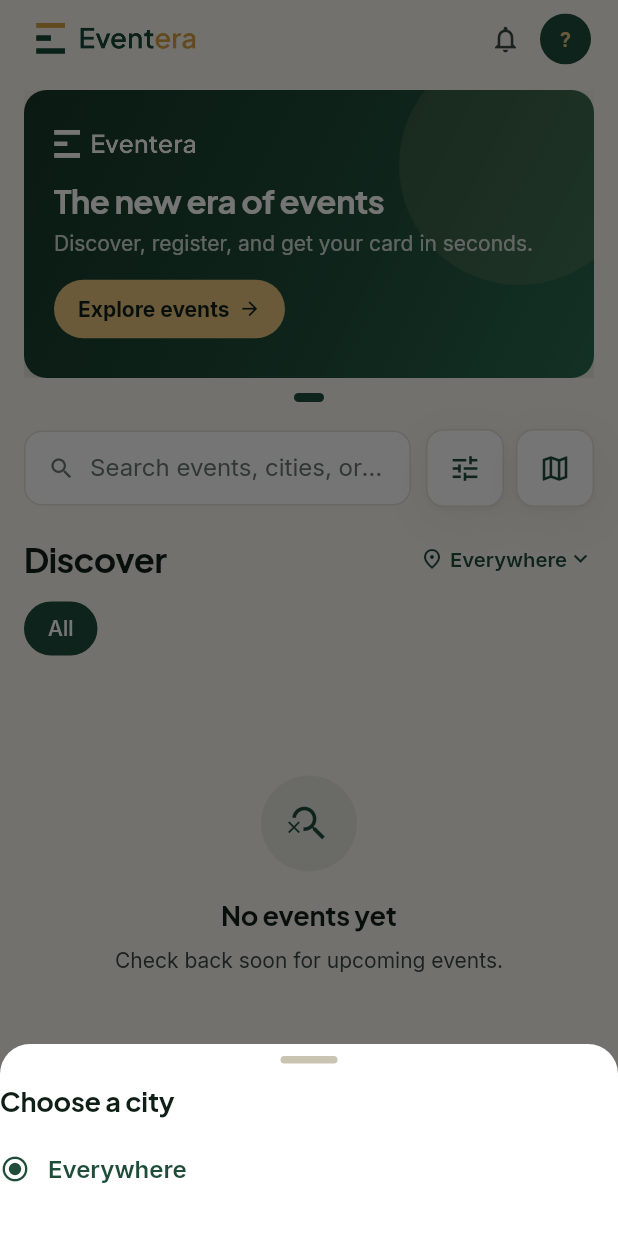
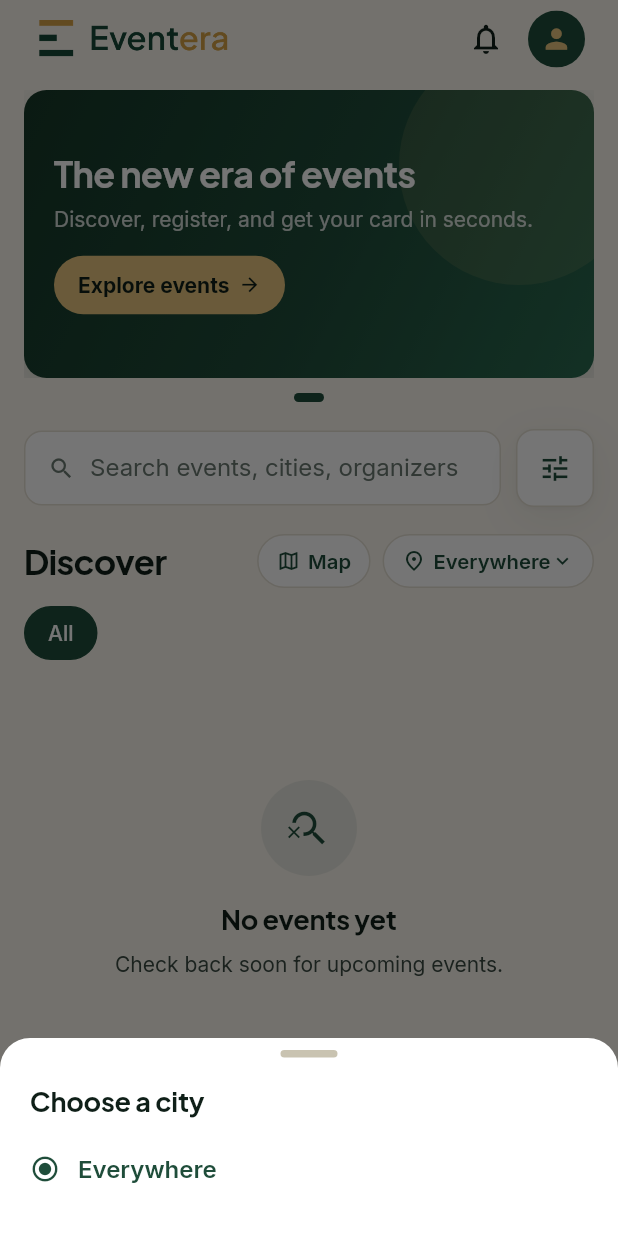
Before and after one commit to haldoorgfx/Cardly, a Flutter app: the screen it shows after launch, after a tap on "Everywhere", on a phone screen of 412 x 824 dp. Run offline on Flutter 3.47's test engine with Material 3 defaults, Android fonts, the phone set to English and light mode, and no system bars; our stand-ins replace app_links, cached_network_image, flutter_map, geolocator, google_fonts, image_picker and 4 more; accounts and stored records are empty.

Commit message:
Responsive fixes: app bar, sheets, Discover, map, ticket + polish

```diff
--- a/eventera_mobile/lib/attendee/discovery/discover_screen.dart
+++ b/eventera_mobile/lib/attendee/discovery/discover_screen.dart
@@ -105,10 +105,13 @@
   Future<void> _fetch({required bool reset}) async {
     if (reset) {
       setState(() {
-        _loading = true;
         _error = null;
         _page = 0;
         _hasMore = true;
+        // Only show the full skeleton on the very first load. During search /
+        // filter changes we keep the current list (and the mounted search
+        // field) so the keyboard never closes mid-typing.
+        if (_events.isEmpty) _loading = true;
       });
     } else {
       setState(() => _loadingMore = true);
@@ -397,22 +400,20 @@
       appBar: MAppBar(
         showBack: false,
         leading: const Padding(
-          padding: EdgeInsets.only(left: 16),
+          padding: EdgeInsets.only(left: 18),
           child: Center(child: _BrandWordmark()),
         ),
         actions: [
-          AppBarAction(Icons.notifications_none, onTap: _openNotifications),
-          const SizedBox(width: 2),
-          Padding(
-            padding: const EdgeInsets.only(right: 10, left: 2),
-            child: GestureDetector(
-              onTap: () => mainTab.value = 3, // → Account tab
-              child: Avatar(
-                name: isSignedIn ? (currentUserEmail ?? 'You') : null,
-                size: 34,
-              ),
+          _HeaderIcon(icon: Icons.notifications_none, onTap: _openNotifications),
+          const SizedBox(width: 6),
+          GestureDetector(
+            onTap: () => mainTab.value = 3, // → Account tab
+            child: Avatar(
+              name: isSignedIn ? (currentUserEmail ?? 'You') : null,
+              size: 38,
             ),
           ),
+          const SizedBox(width: 14),
         ],
       ),
       body: _loading
@@ -472,7 +473,8 @@
         ),
         const SizedBox(height: 18),
 
-        // Search + filter + map
+        // Search — dominant. A single filter button sits beside it; the map
+        // lives in the section header below so the search box keeps its room.
         Row(
           children: [
             Expanded(
@@ -481,6 +483,7 @@
                 icon: Icons.search,
                 hint: 'Search events, cities, organizers',
                 onChanged: _onSearchChanged,
+                onSubmitted: (_) => _fetch(reset: true),
               ),
             ),
             const SizedBox(width: 10),
@@ -489,32 +492,23 @@
               badge: _activeFilters,
               onTap: _openFilters,
             ),
-            const SizedBox(width: 8),
-            _SquareAction(icon: Icons.map_outlined, onTap: _openMap),
           ],
         ),
         const SizedBox(height: 18),
 
-        // Discover heading + city selector
+        // Discover heading + map + city selector (compact pills on the right)
         Row(
           crossAxisAlignment: CrossAxisAlignment.center,
           children: [
             Expanded(child: Text('Discover', style: AppText.h2)),
-            GestureDetector(
+            _HeaderPill(
+                icon: Icons.map_outlined, label: 'Map', onTap: _openMap),
+            const SizedBox(width: 8),
+            _HeaderPill(
+              icon: Icons.place_outlined,
+              label: _city ?? 'Everywhere',
+              trailing: Icons.keyboard_arrow_down,
               onTap: _openCitySheet,
-              behavior: HitTestBehavior.opaque,
-              child: Row(
-                mainAxisSize: MainAxisSize.min,
-                children: [
-                  const Icon(Icons.place_outlined,
-                      size: 16, color: AppColors.forest),
-                  const SizedBox(width: 4),
-                  Text(_city ?? 'Everywhere',
-                      style: AppText.label.copyWith(color: AppColors.forest)),
-                  const Icon(Icons.keyboard_arrow_down,
-                      size: 18, color: AppColors.forest),
-                ],
-              ),
             ),
           ],
         ),
@@ -641,8 +635,79 @@
   Widget build(BuildContext context) {
     return Image.asset(
       'assets/brand/logo.png',
-      height: 22,
+      height: 26,
       filterQuality: FilterQuality.high,
+    );
+  }
+}
+
+/// Header icon button with a generous 44px tap target.
+class _HeaderIcon extends StatelessWidget {
+  final IconData icon;
+  final VoidCallback onTap;
+  const _HeaderIcon({required this.icon, required this.onTap});
+  @override
+  Widget build(BuildContext context) {
+    return InkResponse(
+      onTap: () {
+        HapticFeedback.lightImpact();
+        onTap();
+      },
+      radius: 26,
+      child: SizedBox(
+        width: 44,
+        height: 44,
+        child: Icon(icon, size: 24, color: AppColors.ink),
+      ),
+    );
+  }
+}
+
+/// Compact rounded pill used in the section header (Map / city selector).
+class _HeaderPill extends StatelessWidget {
+  final IconData icon;
+  final String label;
+  final IconData? trailing;
+  final VoidCallback onTap;
+  const _HeaderPill({
+    required this.icon,
+    required this.label,
+    required this.onTap,
+    this.trailing,
+  });
+  @override
+  Widget build(BuildContext context) {
+    return GestureDetector(
+      onTap: () {
+        HapticFeedback.selectionClick();
+        onTap();
+      },
+      behavior: HitTestBehavior.opaque,
+      child: Container(
+        height: 36,
+        padding: const EdgeInsets.symmetric(horizontal: 12),
+        decoration: BoxDecoration(
+          color: AppColors.surface,
+          borderRadius: BorderRadius.circular(999),
+          border: Border.all(color: AppColors.border),
+        ),
+        child: Row(
+          mainAxisSize: MainAxisSize.min,
+          children: [
+            Icon(icon, size: 16, color: AppColors.forest),
+            const SizedBox(width: 5),
+            ConstrainedBox(
+              constraints: const BoxConstraints(maxWidth: 96),
+              child: Text(label,
+                  maxLines: 1,
+                  overflow: TextOverflow.ellipsis,
+                  style: AppText.label.copyWith(color: AppColors.forest)),
+            ),
+            if (trailing != null)
+              Icon(trailing, size: 16, color: AppColors.forest),
+          ],
+        ),
+      ),
     );
   }
 }
@@ -830,12 +895,9 @@
                 crossAxisAlignment: CrossAxisAlignment.start,
                 mainAxisAlignment: MainAxisAlignment.center,
                 children: [
-                  Image.asset('assets/brand/logo_white.png',
-                      height: 20, filterQuality: FilterQuality.high),
-                  const SizedBox(height: 14),
                   Text('The new era of events',
                       style: AppText.h2.copyWith(
-                          color: Colors.white, fontSize: 22, height: 1.15)),
+                          color: Colors.white, fontSize: 24, height: 1.12)),
                   const SizedBox(height: 6),
                   Text('Discover, register, and get your card in seconds.',
                       style: AppText.bodySm.copyWith(
--- a/eventera_mobile/lib/attendee/engage/agenda_screen.dart
+++ b/eventera_mobile/lib/attendee/engage/agenda_screen.dart
@@ -569,7 +569,7 @@
   @override
   Widget build(BuildContext context) {
     return Padding(
-      padding: const EdgeInsets.fromLTRB(AppSpace.lg, 4, AppSpace.lg, 4),
+      padding: const EdgeInsets.fromLTRB(0, 4, 0, 4),
       child: Column(
         mainAxisSize: MainAxisSize.min,
         crossAxisAlignment: CrossAxisAlignment.start,
--- a/eventera_mobile/lib/attendee/engage/qa_screen.dart
+++ b/eventera_mobile/lib/attendee/engage/qa_screen.dart
@@ -416,7 +416,7 @@
   @override
   Widget build(BuildContext context) {
     return Padding(
-      padding: const EdgeInsets.fromLTRB(AppSpace.lg, 4, AppSpace.lg, 4),
+      padding: const EdgeInsets.fromLTRB(0, 4, 0, 4),
       child: Column(
         mainAxisSize: MainAxisSize.min,
         crossAxisAlignment: CrossAxisAlignment.start,
--- a/eventera_mobile/lib/attendee/network/speed_networking_screen.dart
+++ b/eventera_mobile/lib/attendee/network/speed_networking_screen.dart
@@ -211,6 +211,8 @@
                       Text(
                         a.name,
                         textAlign: TextAlign.center,
+                        maxLines: 2,
+                        overflow: TextOverflow.ellipsis,
                         style: AppText.h2,
                       ),
                     ],
--- a/eventera_mobile/lib/ui/components.dart
+++ b/eventera_mobile/lib/ui/components.dart
@@ -23,15 +23,23 @@
 
   @override
   Widget build(BuildContext context) {
+    // The app bar is placed inside the body Column (not the Scaffold appBar
+    // slot) so it can own its own status-bar inset and never clip its title.
     return Scaffold(
       backgroundColor: background,
-      appBar: appBar,
-      body: SafeArea(
+      body: Column(
+        children: [
+          if (appBar != null) appBar!,
+          Expanded(
+            child: SafeArea(
               top: appBar == null,
               bottom: bottomBar == null,
               child: bottomBar == null
                   ? body
                   : Column(children: [Expanded(child: body), bottomBar!]),
+            ),
+          ),
+        ],
       ),
     );
   }
@@ -59,17 +67,17 @@
 
   @override
   Widget build(BuildContext context) {
+    final topInset = MediaQuery.of(context).padding.top;
     return Container(
-      height: 52,
       decoration: BoxDecoration(
         color: background,
         border: hairline
             ? const Border(bottom: BorderSide(color: AppColors.border))
             : null,
       ),
-      padding: const EdgeInsets.symmetric(horizontal: 8),
-      child: SafeArea(
-        bottom: false,
+      padding: EdgeInsets.only(top: topInset, left: 8, right: 8),
+      child: SizedBox(
+        height: 52,
         child: Row(
           children: [
             if (leading != null)
@@ -527,9 +535,7 @@
   const Avatar({super.key, this.name, this.imageUrl, this.size = 40});
   @override
   Widget build(BuildContext context) {
-    final initial = (name != null && name!.trim().isNotEmpty)
-        ? name!.trim()[0].toUpperCase()
-        : '?';
+    final hasName = name != null && name!.trim().isNotEmpty;
     return ClipOval(
       child: SizedBox(
         width: size,
@@ -537,18 +543,22 @@
         child: (imageUrl != null && imageUrl!.isNotEmpty)
             ? Image.network(imageUrl!,
                 fit: BoxFit.cover,
-                errorBuilder: (_, __, ___) => _fallback(initial))
-            : _fallback(initial),
+                errorBuilder: (_, __, ___) => _fallback(hasName))
+            : _fallback(hasName),
       ),
     );
   }
 
-  Widget _fallback(String initial) => Container(
+  // When there's no name and no image (e.g. signed-out), show a person glyph
+  // rather than a bare "?" which reads like an error.
+  Widget _fallback(bool hasName) => Container(
         color: AppColors.forest,
         alignment: Alignment.center,
-        child: Text(initial,
+        child: hasName
+            ? Text(name!.trim()[0].toUpperCase(),
                 style: AppText.h3
-                .copyWith(color: AppColors.gold, fontSize: size * 0.4)),
+                    .copyWith(color: AppColors.gold, fontSize: size * 0.4))
+            : Icon(Icons.person, color: AppColors.gold, size: size * 0.56),
       );
 }
 
@@ -959,27 +969,40 @@
     context: context,
     backgroundColor: AppColors.surface,
     isScrollControlled: true,
+    useSafeArea: true,
     shape: const RoundedRectangleBorder(
         borderRadius: BorderRadius.vertical(top: Radius.circular(AppRadius.sheet))),
-    builder: (_) => Padding(
-      padding: EdgeInsets.only(
-          bottom: MediaQuery.of(context).viewInsets.bottom),
+    builder: (ctx) {
+      final media = MediaQuery.of(ctx);
+      final keyboard = media.viewInsets.bottom; // keyboard height
+      final safeBottom = media.padding.bottom; // gesture/nav bar
+      return Padding(
+        padding: EdgeInsets.only(bottom: keyboard),
+        child: ConstrainedBox(
+          constraints: BoxConstraints(maxHeight: media.size.height * 0.9),
           child: Column(
             mainAxisSize: MainAxisSize.min,
             children: [
               Container(
                 width: 38,
                 height: 5,
-            margin: const EdgeInsets.only(top: 8, bottom: 12),
+                margin: const EdgeInsets.only(top: 8, bottom: 8),
                 decoration: BoxDecoration(
                     color: AppColors.borderStrong,
                     borderRadius: BorderRadius.circular(3)),
               ),
-          Flexible(child: child),
-          const SizedBox(height: 20),
+              Flexible(
+                child: SingleChildScrollView(
+                  padding: EdgeInsets.fromLTRB(AppSpace.lg, AppSpace.sm,
+                      AppSpace.lg, safeBottom + AppSpace.lg),
+                  child: child,
+                ),
+              ),
             ],
           ),
         ),
+      );
+    },
   );
 }
 
```
Also changed, not shown: eventera_mobile/lib/attendee/discovery/events_map_screen.dart (+12 -2 lines), eventera_mobile/lib/attendee/hub/event_hub_screen.dart (+14 -9 lines), eventera_mobile/lib/attendee/network/people_screen.dart (+5 -2 lines), eventera_mobile/lib/attendee/tickets/ticket_stub.dart (+157 -108 lines), eventera_mobile/lib/screens/personalize_screen.dart (+29 -6 lines). Lines whose indentation alone changed are shown as unchanged.
